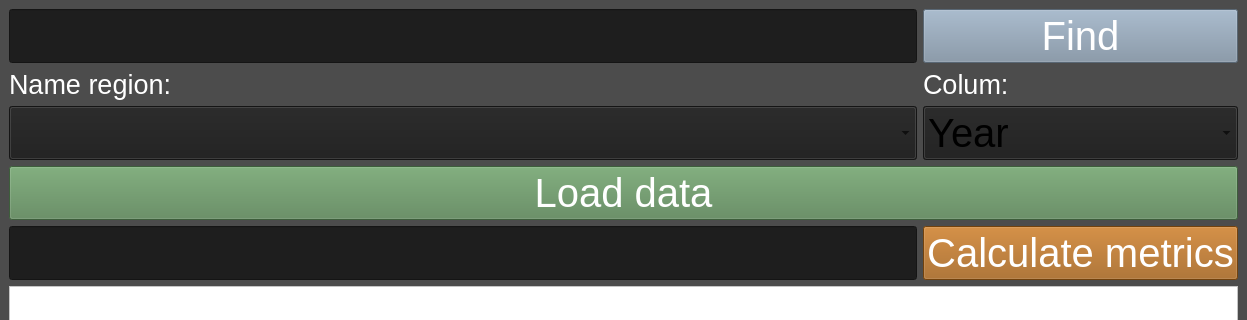
Old version of the form op2/src/interface/mainwindow.ui in the repository Slipum/labs-oop-op-sgn; both pictures show x 0 to 1247 and y 0 to 320 of the 1247 by 653 pixel window.
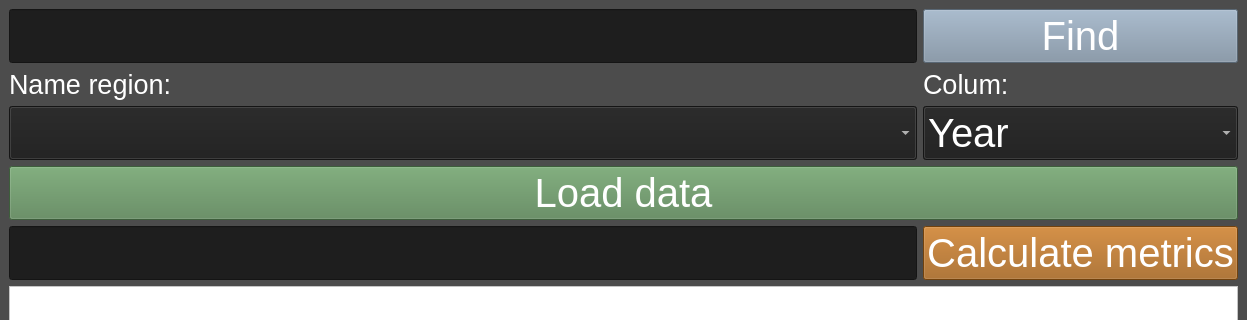
New version of the form.

```diff
--- a/op2/src/interface/mainwindow.ui
+++ b/op2/src/interface/mainwindow.ui
@@ -160,7 +160,8 @@
        </font>
       </property>
       <property name="styleSheet">
-       <string notr="true">background-color: rgb(30, 30, 30);</string>
+       <string notr="true">background-color: rgb(30, 30, 30);
+color: rgb(255, 255, 255);</string>
       </property>
       <item>
        <property name="text">
@@ -214,7 +215,8 @@
        </font>
       </property>
       <property name="styleSheet">
-       <string notr="true">background-color: rgb(30, 30, 30);</string>
+       <string notr="true">background-color: rgb(30, 30, 30);
+color: rgb(255, 255, 255);</string>
       </property>
       <item>
        <property name="text">
```
